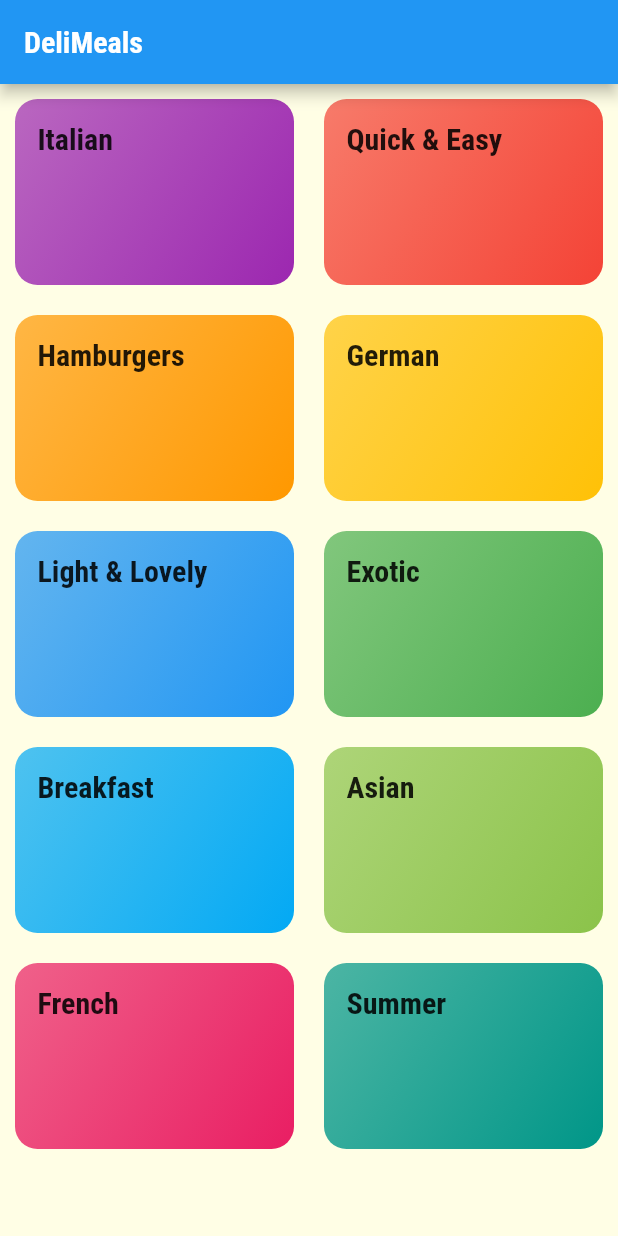
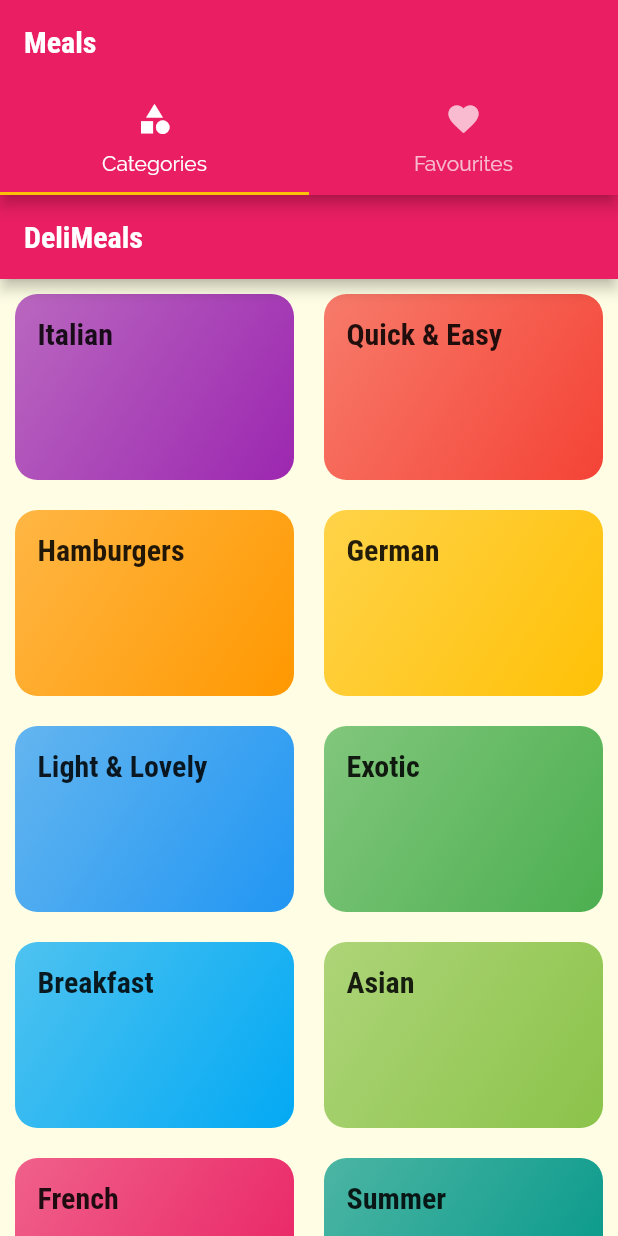
Before and after one commit to readytowork-org/meals-app, a Flutter app: the screen it shows after launch, on a phone screen of 412 x 824 dp. Run offline on Flutter 3.47's test engine with Material 2 defaults, Android fonts, the phone set to English and light mode, and no system bars.

Commit message:
7.20 Appbar tab

```diff
--- a/lib/main.dart
+++ b/lib/main.dart
@@ -1,7 +1,7 @@
 import 'package:flutter/material.dart';
 import 'package:meals_app/screens/meal_recipe_screen.dart';
+import './screens/tab_screen.dart';
 import 'screens/category_meals_screen.dart';
-import './screens/categories_screen.dart';
 
 void main() {
   runApp(const MyApp());
@@ -13,10 +13,9 @@ class MyApp extends StatelessWidget {
   @override
   Widget build(BuildContext context) {
     return MaterialApp(
-      title: 'DeliMeals',
+      debugShowCheckedModeBanner: false,
       theme: ThemeData(
-        primaryColor: Colors.purple,
-         colorScheme: ColorScheme.fromSwatch().copyWith(secondary: Colors.amber),
+        colorScheme: ColorScheme.fromSwatch(primarySwatch: Colors.pink).copyWith(secondary: Colors.amber),
         canvasColor: const Color.fromRGBO(255, 254, 229, 1),
         fontFamily: 'Raleway',
         textTheme: ThemeData.light().textTheme.copyWith(
@@ -35,7 +34,7 @@ class MyApp extends StatelessWidget {
       // home: CategoriesScreen(),
       initialRoute: '/', // set initial route here. Default set to '/'
       routes: {
-        '/': (ctx) => CategoriesScreen(),
+        '/': (ctx) => TabScreen(),
         CategoryMealScreen.routeName: (ctx) => CategoryMealScreen(),
         MealRecipe.routeName: (ctx) => MealRecipe()
       },
@@ -53,29 +52,8 @@ class MyApp extends StatelessWidget {
 
       /**It is reached when all other are unreachable */
       // onUnknownRoute: (settings){
-        // return MaterialPageRoute(builder: (ctx) => CategoriesScreen());
+      // return MaterialPageRoute(builder: (ctx) => CategoriesScreen());
       // },
     );
   }
 }
-
-class MyHomePage extends StatefulWidget {
-  const MyHomePage({Key? key}) : super(key: key);
-
-  @override
-  State<MyHomePage> createState() => _MyHomePageState();
-}
-
-class _MyHomePageState extends State<MyHomePage> {
-  @override
-  Widget build(BuildContext context) {
-    return Scaffold(
-      appBar: AppBar(
-        title: const Text("DeliMeals"),
-      ),
-      body: const Center(
-        child: Text('Navigation time'),
-      ),
-    );
-  }
-}
--- /dev/null
+++ b/lib/screens/favourites_screen.dart
@@ -0,0 +1,9 @@
+import 'package:flutter/material.dart';
+
+class FavouriteScreen extends StatelessWidget {
+
+  @override
+  Widget build(BuildContext context) {
+    return const Center(child: Text("Favourites"));
+  }
+}
--- /dev/null
+++ b/lib/screens/tab_screen.dart
@@ -0,0 +1,42 @@
+import 'package:flutter/material.dart';
+import 'package:meals_app/screens/favourites_screen.dart';
+import './categories_screen.dart';
+
+class TabScreen extends StatefulWidget {
+  const TabScreen({Key? key}) : super(key: key);
+
+  @override
+  State<TabScreen> createState() => _TabScreenState();
+}
+
+class _TabScreenState extends State<TabScreen> {
+  @override
+  Widget build(BuildContext context) {
+    return DefaultTabController(
+      length: 2,
+      child: Scaffold(
+        appBar: AppBar(
+          title: const Text("Meals"),
+          bottom: const TabBar(
+            tabs: [
+              Tab(
+                icon: Icon(Icons.category),
+                text: "Categories",
+              ),
+              Tab(
+                icon: Icon(Icons.favorite),
+                text: "Favourites",
+              )
+            ],
+          ),
+        ),
+        body: TabBarView(
+          children: [
+            CategoriesScreen(),
+            FavouriteScreen()
+          ],
+        ),
+      ),
+    );
+  }
+}
```
